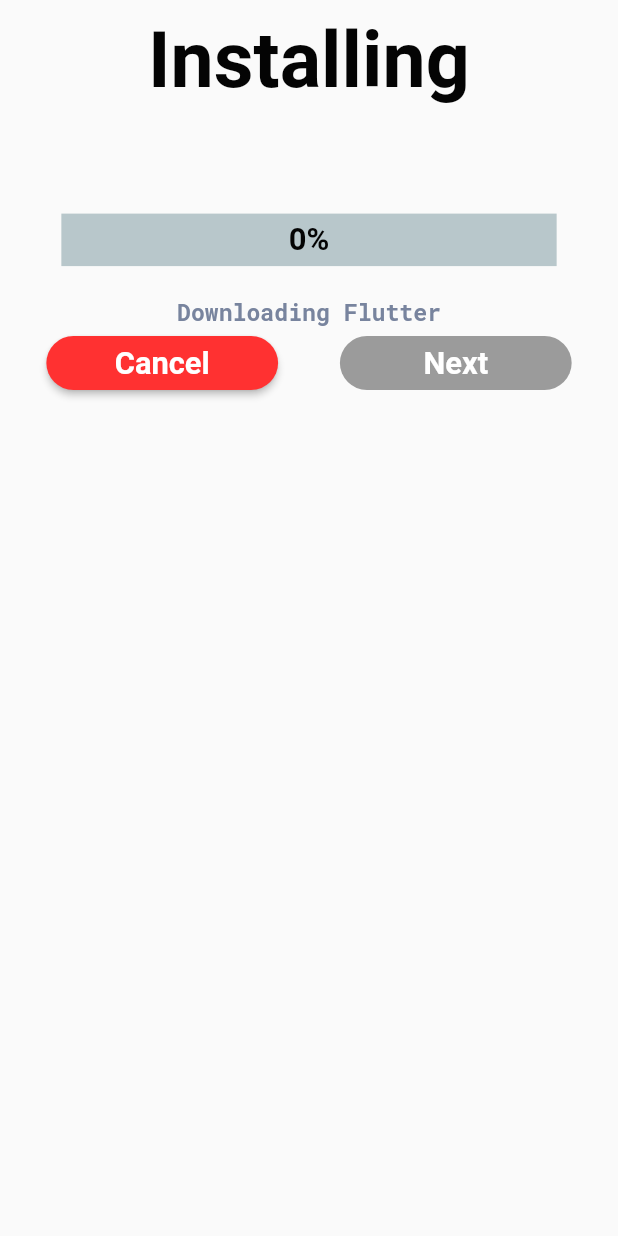
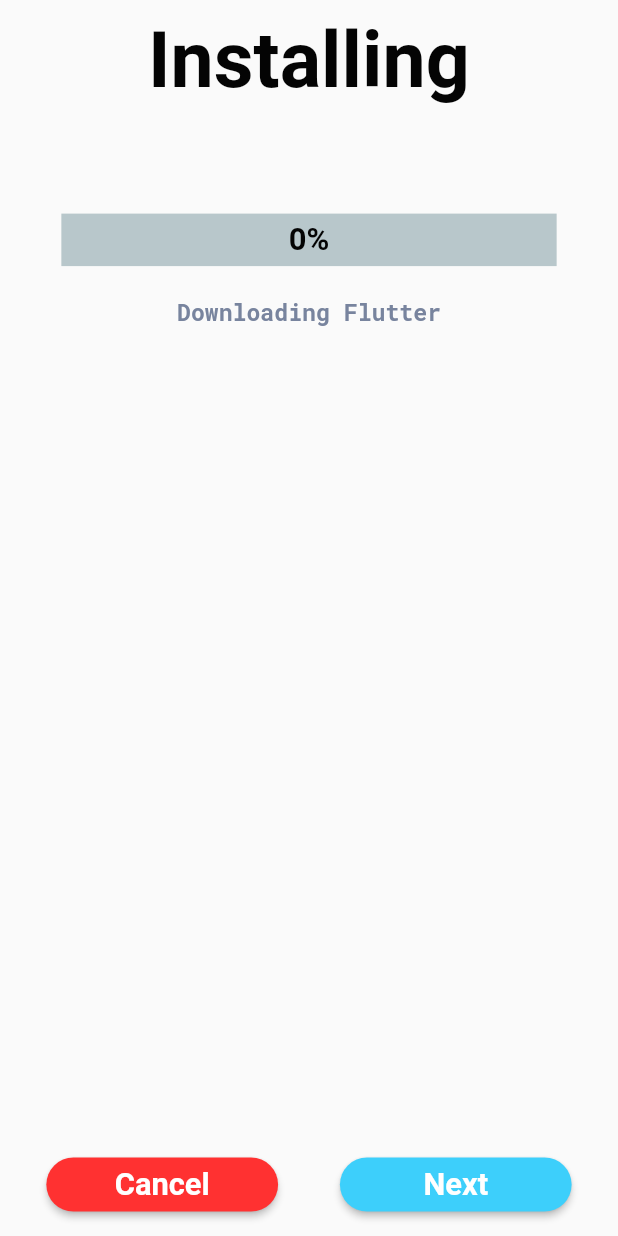
Before and after one commit to YazeedAlKhalaf/Flutter_Installer, a Flutter app: the InstallingView screen opened directly with empty values, on a phone screen of 412 x 824 dp. Run offline on Flutter 3.47's test engine with Material 2 defaults, Android fonts, the phone set to English and light mode, and no system bars; drawn by our look-alikes of percent_indicator; our stand-ins replace auto_route, flutter_spinkit, get_it, google_fonts, injectable, logger and 3 more; missing offline and left inert: file_chooser, window_size; accounts and stored records are empty; statements that could not run were skipped.

Commit message:
✒ Edit by changing to ExpandedContainer

```diff
--- a/lib/src/ui/views/steps/installing/installing_view.dart
+++ b/lib/src/ui/views/steps/installing/installing_view.dart
@@ -2,6 +2,7 @@ import 'package:flutter/material.dart';
 import 'package:flutter_installer/src/ui/global/app_colors.dart';
 import 'package:flutter_installer/src/ui/global/ui_helpers.dart';
 import 'package:flutter_installer/src/ui/widgets/custom_button.dart';
+import 'package:flutter_installer/src/ui/widgets/expanded_container.dart';
 import 'package:google_fonts/google_fonts.dart';
 import 'package:percent_indicator/linear_percent_indicator.dart';
 import 'package:percent_indicator/percent_indicator.dart';
@@ -33,7 +34,7 @@ class InstallingView extends StatelessWidget {
             child: Center(
               child: Container(
                 padding: EdgeInsets.all(blockSize(context)),
-                child: ListView(
+                child: Column(
                   children: <Widget>[
                     Row(
                       mainAxisAlignment: MainAxisAlignment.center,
@@ -79,6 +80,7 @@ class InstallingView extends StatelessWidget {
                         ),
                       ),
                     ),
+                    ExpandedContainer(),
                     Container(
                       child: Row(
                         mainAxisAlignment: MainAxisAlignment.spaceAround,
@@ -112,8 +114,10 @@ class InstallingView extends StatelessWidget {
                             onPressed: () {
                               onNextPressed();
                             },
-                            isButtonDisabled:
-                                model.percentage >= 1.0 ? false : true,
+
+                            /// TODO(yazeed): Add this in the real implementation :)
+                            /// isButtonDisabled:
+                            ///     model.percentage >= 1.0 ? false : true,
                           ),
                         ],
                       ),
--- a/lib/src/ui/views/steps/terms_of_service/terms_of_service_view.dart
+++ b/lib/src/ui/views/steps/terms_of_service/terms_of_service_view.dart
@@ -2,6 +2,7 @@ import 'package:flutter/material.dart';
 import 'package:flutter_installer/src/ui/global/app_colors.dart';
 import 'package:flutter_installer/src/ui/global/ui_helpers.dart';
 import 'package:flutter_installer/src/ui/widgets/custom_button.dart';
+import 'package:flutter_installer/src/ui/widgets/expanded_container.dart';
 import 'package:google_fonts/google_fonts.dart';
 import 'package:stacked/stacked.dart';
 
@@ -40,9 +41,7 @@ class TermsOfServiceView extends StatelessWidget {
                     ),
 
                     // TODO(yazeed): Add Terms of Service/EULA of Flutter SDK here
-                    Expanded(
-                      child: Container(),
-                    ),
+                    ExpandedContainer(),
 
                     Row(
                       mainAxisAlignment: MainAxisAlignment.spaceAround,
```
Also changed, not shown: lib/src/ui/views/steps/summary/summary_view.dart (+3 -6 lines).
